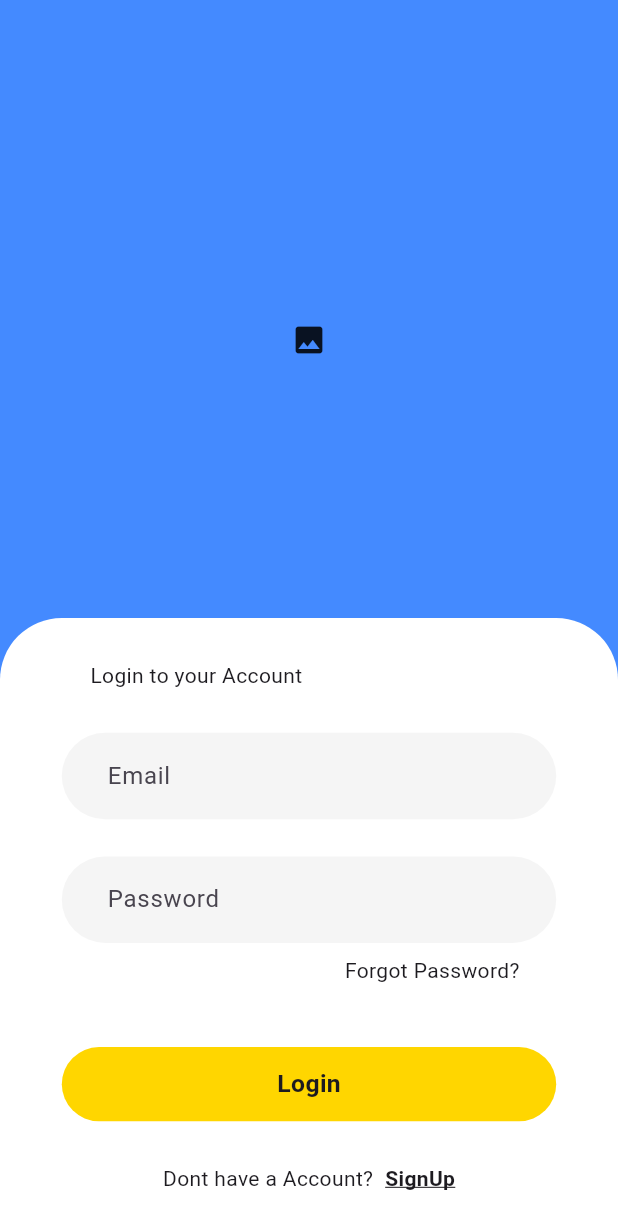
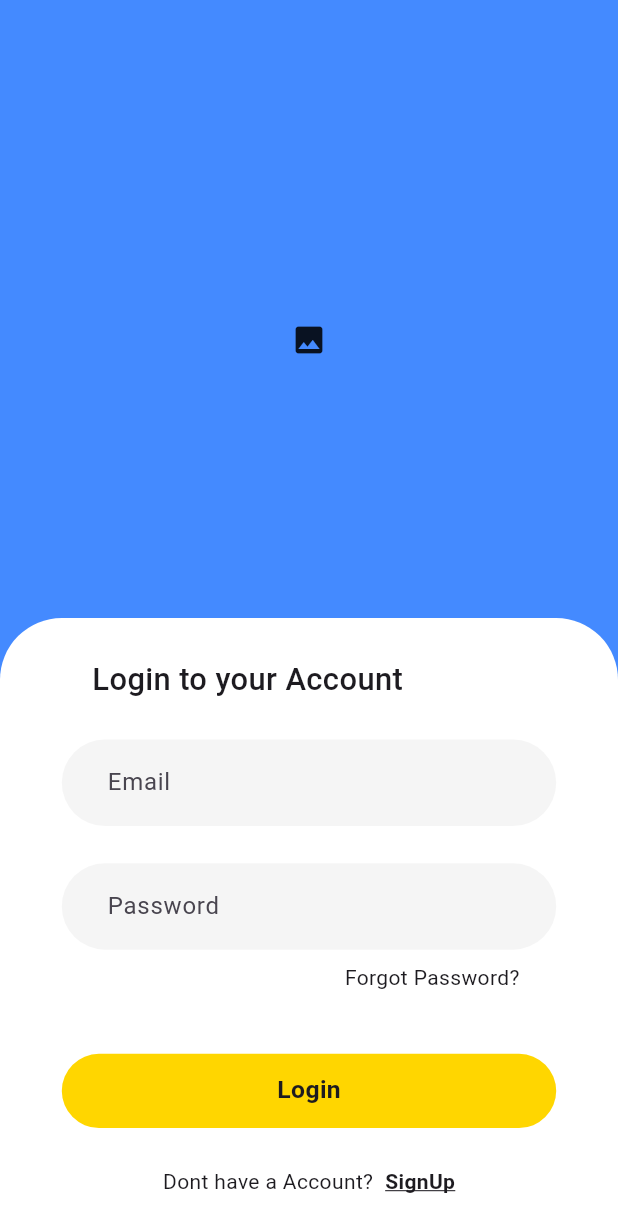
Before and after one commit to SayedZeeshanHyder/RestrauntApp, a Flutter app: the screen it shows after launch, on a phone screen of 412 x 824 dp. Shown: the top 1232 px of the screen. Run offline on Flutter 3.47's test engine with Material 3 defaults, Android fonts, the phone set to English and light mode, and no system bars; our stand-ins replace firebase_auth, firebase_core, google_fonts; accounts and stored records are empty.

Commit message:
Firebase Auth Login+Signup Functionality Done

```diff
--- a/lib/screens/auth/login.dart
+++ b/lib/screens/auth/login.dart
@@ -1,8 +1,14 @@
+import 'package:firebase_auth/firebase_auth.dart';
 import 'package:flutter/material.dart';
 import 'package:mprapp/screens/auth/signup.dart';
 
+import '../home/home.dart';
+
 class login extends StatelessWidget
 {
+  final emailController = TextEditingController();
+  final passwordController = TextEditingController();
+
   @override
   Widget build(BuildContext context) {
 
@@ -35,8 +41,8 @@ class login extends StatelessWidget
                   Spacer(),
                   Row(
                     children: [
-                      Spacer(flex: 2,),
-                      Text("Login to your Account"),
+                      Spacer(flex: 3,),
+                      Text("Login to your Account",style: TextStyle(fontWeight: FontWeight.w500,fontSize: size.width*0.05),),
                       Spacer(flex: 7,),
                     ],
                   ),
@@ -51,7 +57,8 @@ class login extends StatelessWidget
                       borderRadius: BorderRadius.circular(size.width*0.08),
                     ),
                     child: TextField(
-                      decoration: InputDecoration(
+                      controller: emailController,
+                      decoration: const InputDecoration(
                         labelText: "Email",
                         border: OutlineInputBorder(
                           borderSide: BorderSide.none,
@@ -70,16 +77,17 @@ class login extends StatelessWidget
                       borderRadius: BorderRadius.circular(size.width*0.08),
                     ),
                     child: TextField(
-                        decoration: InputDecoration(
+                      controller: passwordController,
+                        decoration: const InputDecoration(
                           labelText: "Password",
                           border: OutlineInputBorder(
                             borderSide: BorderSide.none,
                           ),
-                        )
+                        ),
                     ),
                   ),
                   SizedBox(height: size.height*0.01,),
-                  Row(
+                  const Row(
                     children: [
                       Spacer(flex: 7,),
                       Text("Forgot Password?"),
@@ -87,7 +95,34 @@ class login extends StatelessWidget
                     ],
                   ),
                   SizedBox(height: size.height*0.05,),
-                  Container(
+                  InkWell(
+                    splashFactory: NoSplash.splashFactory,
+
+                    onTap: (){
+                      String snackbarmessage="";
+                      if(emailController.text.isEmpty)
+                        {
+                          snackbarmessage="Please Enter Email";
+                        }
+                      else if(passwordController.text.isEmpty)
+                        {
+                          snackbarmessage="Please Enter Password";
+                        }
+                      else{
+                        FirebaseAuth.instance.signInWithEmailAndPassword(email: emailController.text, password: passwordController.text).then((value){
+                          Navigator.pushReplacement(context, MaterialPageRoute(builder: (context)=>Home()));
+                          ScaffoldMessenger.of(context).showSnackBar(SnackBar(backgroundColor: Colors.yellowAccent.shade700,content: Text("Welcome ${value.user!.displayName}",style: TextStyle(color: Colors.black,fontWeight: FontWeight.w500),),),);
+                        });
+                      }
+
+                      if(snackbarmessage!="")
+                        {
+                          ScaffoldMessenger.of(context).showSnackBar(SnackBar(backgroundColor:Colors.yellowAccent.shade700,content: Text(snackbarmessage,style: TextStyle(color: Colors.black,fontWeight: FontWeight.w500),),),);
+                          snackbarmessage = "";
+                        }
+                    },
+
+                    child: Container(
                       alignment: Alignment.center,
                       width: size.width*0.8,
                       height: size.height*0.06,
@@ -96,6 +131,7 @@ class login extends StatelessWidget
                         borderRadius: BorderRadius.circular(size.width*0.06)
                       ),
                       child: Text("Login",style: TextStyle(fontWeight: FontWeight.bold,fontSize: size.width*0.04),),
+                    ),
                   ),
                   Spacer(),
                   Row(
--- a/pubspec.yaml
+++ b/pubspec.yaml
@@ -37,6 +37,7 @@ dependencies:
   cupertino_icons: ^1.0.2
   firebase_core: ^2.24.2
   google_fonts: ^6.1.0
+  firebase_auth: ^4.17.4
 
 
 dev_dependencies:
```
Also changed, not shown: lib/screens/auth/signup.dart (+82 -13 lines), pubspec.lock, sample_design.jpg, sample_design2.jpg (added), 4 other files. Lines whose indentation alone changed are shown as unchanged.
